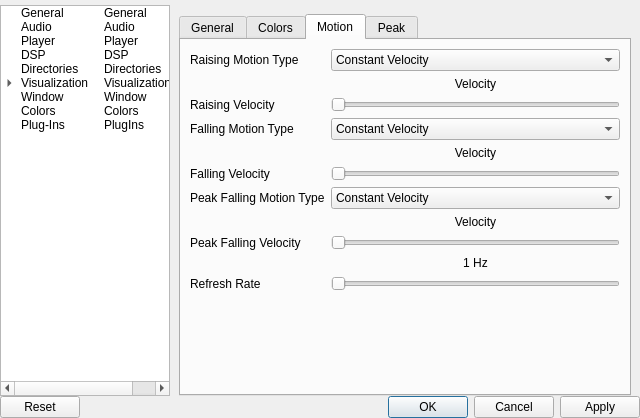
Qt form ui/SetupWindow.ui (ModPlugPlayer/ModPlugPlayer) before a commit.
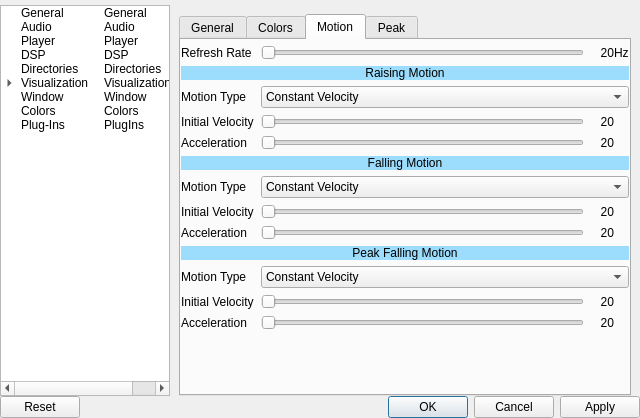
The same form after that commit. The open tabs and pages were chosen to show the change. Icons and pictures are not drawn. Custom widgets are drawn as their Qt base class.

Commit message: Setup window spectrum analyzer motion arrangements

The edit to the form file:
```diff
--- a/ui/SetupWindow.ui
+++ b/ui/SetupWindow.ui
@@ -3261,104 +3261,76 @@
                <string>Motion</string>
               </attribute>
               <layout class="QGridLayout" name="gridLayout_17">
-               <item row="9" column="0">
+               <property name="leftMargin">
+                <number>0</number>
+               </property>
+               <property name="topMargin">
+                <number>5</number>
+               </property>
+               <property name="rightMargin">
+                <number>0</number>
+               </property>
+               <property name="bottomMargin">
+                <number>0</number>
+               </property>
+               <property name="horizontalSpacing">
+                <number>0</number>
+               </property>
+               <item row="14" column="0">
                 <widget class="QLabel" name="label_23">
                  <property name="text">
-                  <string>Peak Falling Motion Type</string>
+                  <string>Motion Type</string>
                  </property>
                 </widget>
                </item>
-               <item row="11" column="0">
-                <widget class="QLabel" name="label_24">
-                 <property name="text">
-                  <string>Peak Falling Velocity</string>
-                 </property>
-                </widget>
-               </item>
-               <item row="6" column="0">
-                <widget class="QLabel" name="label_18">
-                 <property name="text">
-                  <string>Falling Motion Type</string>
-                 </property>
-                </widget>
-               </item>
-               <item row="13" column="1">
-                <widget class="QSlider" name="horizontalSlider_9">
+               <item row="7" column="2">
+                <widget class="QSlider" name="spectrumAnalyzeRaisingVelocityOrAcceleration_2">
                  <property name="orientation">
                   <enum>Qt::Orientation::Horizontal</enum>
                  </property>
                 </widget>
                </item>
-               <item row="3" column="1">
-                <widget class="QComboBox" name="comboBox_3">
-                 <item>
-                  <property name="text">
-                   <string>Constant Velocity</string>
-                  </property>
-                 </item>
-                 <item>
-                  <property name="text">
-                   <string>Constant Acceleration</string>
-                  </property>
-                 </item>
-                 <item>
-                  <property name="text">
-                   <string>Immediate</string>
-                  </property>
-                 </item>
-                </widget>
-               </item>
-               <item row="7" column="1">
-                <widget class="QLabel" name="label_22">
-                 <property name="sizePolicy">
-                  <sizepolicy hsizetype="Preferred" vsizetype="Fixed">
-                   <horstretch>0</horstretch>
-                   <verstretch>0</verstretch>
-                  </sizepolicy>
-                 </property>
+               <item row="16" column="0">
+                <widget class="QLabel" name="label_83">
                  <property name="text">
-                  <string>Velocity</string>
+                  <string>Acceleration</string>
                  </property>
-                 <property name="alignment">
-                  <set>Qt::AlignmentFlag::AlignBottom|Qt::AlignmentFlag::AlignHCenter</set>
-                 </property>
                 </widget>
                </item>
-               <item row="8" column="0">
-                <widget class="QLabel" name="label_21">
-                 <property name="text">
-                  <string>Falling Velocity</string>
-                 </property>
-                </widget>
-               </item>
-               <item row="11" column="1">
+               <item row="15" column="2">
                 <widget class="QSlider" name="horizontalSlider_3">
                  <property name="orientation">
                   <enum>Qt::Orientation::Horizontal</enum>
                  </property>
                 </widget>
                </item>
-               <item row="14" column="0" colspan="2">
-                <spacer name="verticalSpacer_4">
+               <item row="6" column="2">
+                <widget class="QSlider" name="spectrumAnalyzeRaisingVelocityOrAcceleration">
                  <property name="orientation">
-                  <enum>Qt::Orientation::Vertical</enum>
+                  <enum>Qt::Orientation::Horizontal</enum>
                  </property>
-                 <property name="sizeHint" stdset="0">
-                  <size>
-                   <width>20</width>
-                   <height>40</height>
-                  </size>
-                 </property>
-                </spacer>
+                </widget>
                </item>
-               <item row="3" column="0">
-                <widget class="QLabel" name="label_4">
-                 <property name="text">
-                  <string>Raising Motion Type</string>
-                 </property>
+               <item row="9" column="2" colspan="3">
+                <widget class="QComboBox" name="comboBox_4">
+                 <item>
+                  <property name="text">
+                   <string>Constant Velocity</string>
+                  </property>
+                 </item>
+                 <item>
+                  <property name="text">
+                   <string>Constant Acceleration</string>
+                  </property>
+                 </item>
+                 <item>
+                  <property name="text">
+                   <string>Immediate</string>
+                  </property>
+                 </item>
                 </widget>
                </item>
-               <item row="10" column="1">
+               <item row="13" column="0" colspan="5">
                 <widget class="QLabel" name="label_25">
                  <property name="sizePolicy">
                   <sizepolicy hsizetype="Preferred" vsizetype="Fixed">
@@ -3366,29 +3338,340 @@
                    <verstretch>0</verstretch>
                   </sizepolicy>
                  </property>
+                 <property name="styleSheet">
+                  <string notr="true">background-color: rgba(0, 172, 255, 97);</string>
+                 </property>
                  <property name="text">
-                  <string>Velocity</string>
+                  <string>Peak Falling Motion</string>
                  </property>
                  <property name="alignment">
                   <set>Qt::AlignmentFlag::AlignBottom|Qt::AlignmentFlag::AlignHCenter</set>
                  </property>
                 </widget>
                </item>
-               <item row="8" column="1">
+               <item row="4" column="0">
+                <widget class="QLabel" name="label_4">
+                 <property name="text">
+                  <string>Motion Type</string>
+                 </property>
+                </widget>
+               </item>
+               <item row="8" column="0" colspan="5">
+                <widget class="QLabel" name="label_22">
+                 <property name="sizePolicy">
+                  <sizepolicy hsizetype="Preferred" vsizetype="Fixed">
+                   <horstretch>0</horstretch>
+                   <verstretch>0</verstretch>
+                  </sizepolicy>
+                 </property>
+                 <property name="styleSheet">
+                  <string notr="true">background-color: rgba(0, 172, 255, 97);</string>
+                 </property>
+                 <property name="text">
+                  <string>Falling Motion</string>
+                 </property>
+                 <property name="alignment">
+                  <set>Qt::AlignmentFlag::AlignBottom|Qt::AlignmentFlag::AlignHCenter</set>
+                 </property>
+                </widget>
+               </item>
+               <item row="18" column="0" colspan="3">
+                <spacer name="verticalSpacer_4">
+                 <property name="orientation">
+                  <enum>Qt::Orientation::Vertical</enum>
+                 </property>
+                 <property name="sizeHint" stdset="0">
+                  <size>
+                   <width>20</width>
+                   <height>40</height>
+                  </size>
+                 </property>
+                </spacer>
+               </item>
+               <item row="7" column="0">
+                <widget class="QLabel" name="label_38">
+                 <property name="text">
+                  <string>Acceleration</string>
+                 </property>
+                </widget>
+               </item>
+               <item row="0" column="0">
+                <widget class="QLabel" name="label_48">
+                 <property name="text">
+                  <string>Refresh Rate</string>
+                 </property>
+                </widget>
+               </item>
+               <item row="0" column="3">
+                <widget class="QLabel" name="label_85">
+                 <property name="sizePolicy">
+                  <sizepolicy hsizetype="Fixed" vsizetype="Preferred">
+                   <horstretch>0</horstretch>
+                   <verstretch>0</verstretch>
+                  </sizepolicy>
+                 </property>
+                 <property name="minimumSize">
+                  <size>
+                   <width>30</width>
+                   <height>0</height>
+                  </size>
+                 </property>
+                 <property name="maximumSize">
+                  <size>
+                   <width>30</width>
+                   <height>16777215</height>
+                  </size>
+                 </property>
+                 <property name="text">
+                  <string>20</string>
+                 </property>
+                 <property name="alignment">
+                  <set>Qt::AlignmentFlag::AlignRight|Qt::AlignmentFlag::AlignTrailing|Qt::AlignmentFlag::AlignVCenter</set>
+                 </property>
+                </widget>
+               </item>
+               <item row="6" column="3">
+                <widget class="QLabel" name="label_49">
+                 <property name="sizePolicy">
+                  <sizepolicy hsizetype="Fixed" vsizetype="Preferred">
+                   <horstretch>0</horstretch>
+                   <verstretch>0</verstretch>
+                  </sizepolicy>
+                 </property>
+                 <property name="minimumSize">
+                  <size>
+                   <width>30</width>
+                   <height>0</height>
+                  </size>
+                 </property>
+                 <property name="maximumSize">
+                  <size>
+                   <width>30</width>
+                   <height>16777215</height>
+                  </size>
+                 </property>
+                 <property name="text">
+                  <string>20</string>
+                 </property>
+                 <property name="alignment">
+                  <set>Qt::AlignmentFlag::AlignRight|Qt::AlignmentFlag::AlignTrailing|Qt::AlignmentFlag::AlignVCenter</set>
+                 </property>
+                </widget>
+               </item>
+               <item row="12" column="3">
+                <widget class="QLabel" name="label_88">
+                 <property name="sizePolicy">
+                  <sizepolicy hsizetype="Fixed" vsizetype="Preferred">
+                   <horstretch>0</horstretch>
+                   <verstretch>0</verstretch>
+                  </sizepolicy>
+                 </property>
+                 <property name="minimumSize">
+                  <size>
+                   <width>30</width>
+                   <height>0</height>
+                  </size>
+                 </property>
+                 <property name="maximumSize">
+                  <size>
+                   <width>30</width>
+                   <height>16777215</height>
+                  </size>
+                 </property>
+                 <property name="text">
+                  <string>20</string>
+                 </property>
+                 <property name="alignment">
+                  <set>Qt::AlignmentFlag::AlignRight|Qt::AlignmentFlag::AlignTrailing|Qt::AlignmentFlag::AlignVCenter</set>
+                 </property>
+                </widget>
+               </item>
+               <item row="12" column="2">
+                <widget class="QSlider" name="horizontalSlider_5">
+                 <property name="orientation">
+                  <enum>Qt::Orientation::Horizontal</enum>
+                 </property>
+                </widget>
+               </item>
+               <item row="7" column="3">
+                <widget class="QLabel" name="label_84">
+                 <property name="sizePolicy">
+                  <sizepolicy hsizetype="Fixed" vsizetype="Preferred">
+                   <horstretch>0</horstretch>
+                   <verstretch>0</verstretch>
+                  </sizepolicy>
+                 </property>
+                 <property name="minimumSize">
+                  <size>
+                   <width>30</width>
+                   <height>0</height>
+                  </size>
+                 </property>
+                 <property name="maximumSize">
+                  <size>
+                   <width>30</width>
+                   <height>16777215</height>
+                  </size>
+                 </property>
+                 <property name="text">
+                  <string>20</string>
+                 </property>
+                 <property name="alignment">
+                  <set>Qt::AlignmentFlag::AlignRight|Qt::AlignmentFlag::AlignTrailing|Qt::AlignmentFlag::AlignVCenter</set>
+                 </property>
+                </widget>
+               </item>
+               <item row="4" column="2" colspan="3">
+                <widget class="QComboBox" name="spectrumAnalyzeRaisingMotionType">
+                 <item>
+                  <property name="text">
+                   <string>Constant Velocity</string>
+                  </property>
+                 </item>
+                 <item>
+                  <property name="text">
+                   <string>Constant Acceleration</string>
+                  </property>
+                 </item>
+                 <item>
+                  <property name="text">
+                   <string>Immediate</string>
+                  </property>
+                 </item>
+                </widget>
+               </item>
+               <item row="0" column="4">
+                <widget class="QLabel" name="label_90">
+                 <property name="text">
+                  <string>Hz</string>
+                 </property>
+                </widget>
+               </item>
+               <item row="11" column="2">
                 <widget class="QSlider" name="horizontalSlider_2">
                  <property name="orientation">
                   <enum>Qt::Orientation::Horizontal</enum>
                  </property>
                 </widget>
                </item>
-               <item row="5" column="0">
+               <item row="1" column="0" colspan="5">
+                <widget class="QLabel" name="label_20">
+                 <property name="sizePolicy">
+                  <sizepolicy hsizetype="Preferred" vsizetype="Fixed">
+                   <horstretch>0</horstretch>
+                   <verstretch>0</verstretch>
+                  </sizepolicy>
+                 </property>
+                 <property name="styleSheet">
+                  <string notr="true">background-color: rgba(0, 172, 255, 97);</string>
+                 </property>
+                 <property name="text">
+                  <string>Raising Motion</string>
+                 </property>
+                 <property name="alignment">
+                  <set>Qt::AlignmentFlag::AlignBottom|Qt::AlignmentFlag::AlignHCenter</set>
+                 </property>
+                </widget>
+               </item>
+               <item row="15" column="3">
+                <widget class="QLabel" name="label_89">
+                 <property name="sizePolicy">
+                  <sizepolicy hsizetype="Fixed" vsizetype="Preferred">
+                   <horstretch>0</horstretch>
+                   <verstretch>0</verstretch>
+                  </sizepolicy>
+                 </property>
+                 <property name="minimumSize">
+                  <size>
+                   <width>30</width>
+                   <height>0</height>
+                  </size>
+                 </property>
+                 <property name="maximumSize">
+                  <size>
+                   <width>30</width>
+                   <height>16777215</height>
+                  </size>
+                 </property>
+                 <property name="text">
+                  <string>20</string>
+                 </property>
+                 <property name="alignment">
+                  <set>Qt::AlignmentFlag::AlignRight|Qt::AlignmentFlag::AlignTrailing|Qt::AlignmentFlag::AlignVCenter</set>
+                 </property>
+                </widget>
+               </item>
+               <item row="16" column="3">
+                <widget class="QLabel" name="label_86">
+                 <property name="sizePolicy">
+                  <sizepolicy hsizetype="Fixed" vsizetype="Preferred">
+                   <horstretch>0</horstretch>
+                   <verstretch>0</verstretch>
+                  </sizepolicy>
+                 </property>
+                 <property name="minimumSize">
+                  <size>
+                   <width>30</width>
+                   <height>0</height>
+                  </size>
+                 </property>
+                 <property name="maximumSize">
+                  <size>
+                   <width>30</width>
+                   <height>16777215</height>
+                  </size>
+                 </property>
+                 <property name="text">
+                  <string>20</string>
+                 </property>
+                 <property name="alignment">
+                  <set>Qt::AlignmentFlag::AlignRight|Qt::AlignmentFlag::AlignTrailing|Qt::AlignmentFlag::AlignVCenter</set>
+                 </property>
+                </widget>
+               </item>
+               <item row="15" column="0">
+                <widget class="QLabel" name="label_24">
+                 <property name="text">
+                  <string>Initial Velocity</string>
+                 </property>
+                </widget>
+               </item>
+               <item row="11" column="0">
+                <widget class="QLabel" name="label_21">
+                 <property name="text">
+                  <string>Initial Velocity</string>
+                 </property>
+                </widget>
+               </item>
+               <item row="6" column="0">
                 <widget class="QLabel" name="label_19">
                  <property name="text">
-                  <string>Raising Velocity</string>
+                  <string>Initial Velocity</string>
                  </property>
                 </widget>
                </item>
-               <item row="9" column="1">
+               <item row="12" column="0">
+                <widget class="QLabel" name="label_82">
+                 <property name="text">
+                  <string>Acceleration</string>
+                 </property>
+                </widget>
+               </item>
+               <item row="16" column="2">
+                <widget class="QSlider" name="horizontalSlider_6">
+                 <property name="orientation">
+                  <enum>Qt::Orientation::Horizontal</enum>
+                 </property>
+                </widget>
+               </item>
+               <item row="0" column="2">
+                <widget class="QSlider" name="spectrumAnalyzeRaisingVelocityOrAcceleration_3">
+                 <property name="orientation">
+                  <enum>Qt::Orientation::Horizontal</enum>
+                 </property>
+                </widget>
+               </item>
+               <item row="14" column="2" colspan="3">
                 <widget class="QComboBox" name="comboBox_5">
                  <item>
                   <property name="text">
@@ -3407,68 +3690,54 @@
                  </item>
                 </widget>
                </item>
-               <item row="4" column="1">
-                <widget class="QLabel" name="label_20">
-                 <property name="sizePolicy">
-                  <sizepolicy hsizetype="Preferred" vsizetype="Fixed">
-                   <horstretch>0</horstretch>
-                   <verstretch>0</verstretch>
-                  </sizepolicy>
-                 </property>
+               <item row="9" column="0">
+                <widget class="QLabel" name="label_18">
                  <property name="text">
-                  <string>Velocity</string>
+                  <string>Motion Type</string>
                  </property>
-                 <property name="alignment">
-                  <set>Qt::AlignmentFlag::AlignBottom|Qt::AlignmentFlag::AlignHCenter</set>
-                 </property>
                 </widget>
                </item>
-               <item row="6" column="1">
-                <widget class="QComboBox" name="comboBox_4">
-                 <item>
-                  <property name="text">
-                   <string>Constant Velocity</string>
-                  </property>
-                 </item>
-                 <item>
-                  <property name="text">
-                   <string>Constant Acceleration</string>
-                  </property>
-                 </item>
-                 <item>
-                  <property name="text">
-                   <string>Immediate</string>
-                  </property>
-                 </item>
-                </widget>
-               </item>
-               <item row="5" column="1">
-                <widget class="QSlider" name="horizontalSlider">
+               <item row="0" column="1">
+                <spacer name="horizontalSpacer_8">
                  <property name="orientation">
                   <enum>Qt::Orientation::Horizontal</enum>
                  </property>
-                </widget>
+                 <property name="sizeType">
+                  <enum>QSizePolicy::Policy::Fixed</enum>
+                 </property>
+                 <property name="sizeHint" stdset="0">
+                  <size>
+                   <width>7</width>
+                   <height>5</height>
+                  </size>
+                 </property>
+                </spacer>
                </item>
-               <item row="12" column="1">
-                <widget class="QLabel" name="label_49">
+               <item row="11" column="3">
+                <widget class="QLabel" name="label_87">
                  <property name="sizePolicy">
-                  <sizepolicy hsizetype="Preferred" vsizetype="Fixed">
+                  <sizepolicy hsizetype="Fixed" vsizetype="Preferred">
                    <horstretch>0</horstretch>
                    <verstretch>0</verstretch>
                   </sizepolicy>
                  </property>
+                 <property name="minimumSize">
+                  <size>
+                   <width>30</width>
+                   <height>0</height>
+                  </size>
+                 </property>
+                 <property name="maximumSize">
+                  <size>
+                   <width>30</width>
+                   <height>16777215</height>
+                  </size>
+                 </property>
                  <property name="text">
-                  <string>1 Hz</string>
+                  <string>20</string>
                  </property>
                  <property name="alignment">
-                  <set>Qt::AlignmentFlag::AlignBottom|Qt::AlignmentFlag::AlignHCenter</set>
-                 </property>
-                </widget>
-               </item>
-               <item row="13" column="0">
-                <widget class="QLabel" name="label_48">
-                 <property name="text">
-                  <string>Refresh Rate</string>
+                  <set>Qt::AlignmentFlag::AlignRight|Qt::AlignmentFlag::AlignTrailing|Qt::AlignmentFlag::AlignVCenter</set>
                  </property>
                 </widget>
                </item>
@@ -4001,7 +4270,28 @@
                  </property>
                 </widget>
                </item>
-               <item row="11" column="0">
+               <item row="10" column="0">
+                <widget class="QLabel" name="label_94">
+                 <property name="text">
+                  <string>Acceleration</string>
+                 </property>
+                </widget>
+               </item>
+               <item row="14" column="2">
+                <widget class="QSlider" name="horizontalSlider_10">
+                 <property name="orientation">
+                  <enum>Qt::Orientation::Horizontal</enum>
+                 </property>
+                </widget>
+               </item>
+               <item row="0" column="2">
+                <widget class="QSlider" name="horizontalSlider_9">
+                 <property name="orientation">
+                  <enum>Qt::Orientation::Horizontal</enum>
+                 </property>
+                </widget>
+               </item>
+               <item row="13" column="0">
                 <widget class="QLabel" name="label_44">
                  <property name="text">
                   <string>Peak Falling Velocity</string>
```
Left out of the diff: 817 changed lines with no effect on the pictures. The commit also changes 2 other files.
